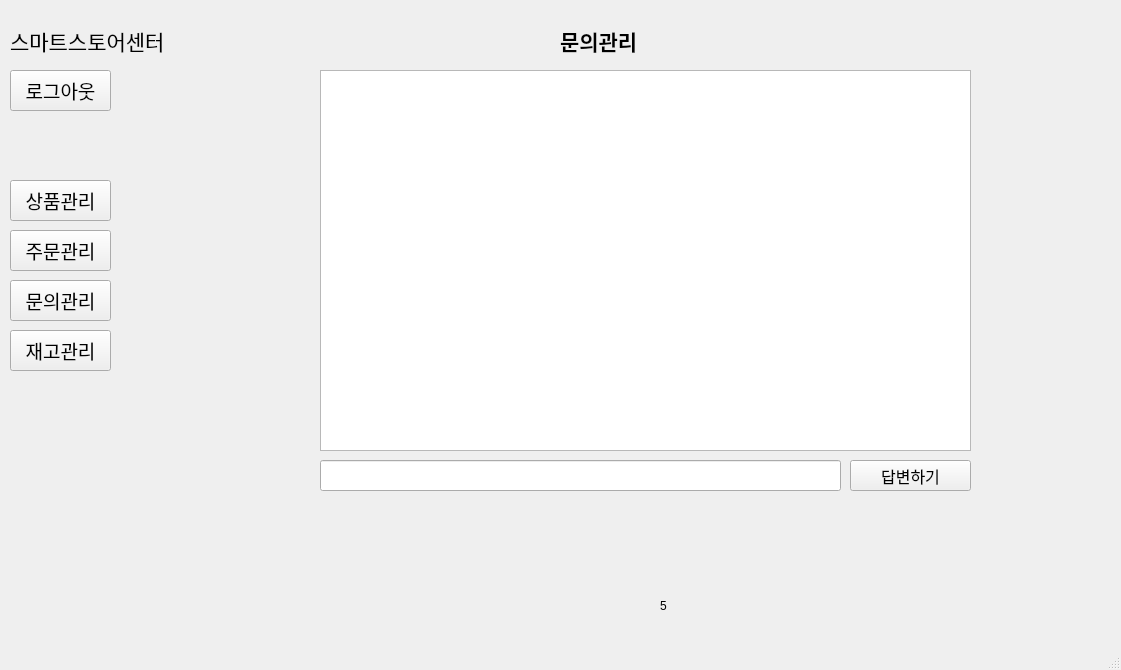
Before: the Qt Designer form store.ui in Meoung-eun/Restaurant, drawn with Qt 5.
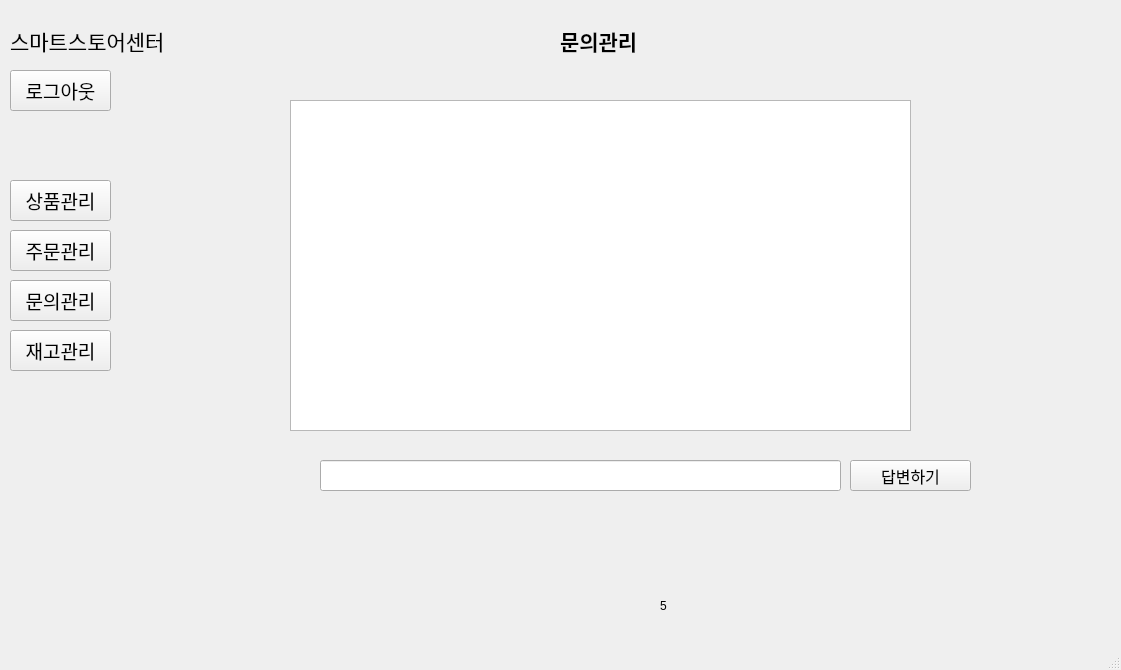
After: the same form once the commit is applied. The open tabs and pages were chosen to show the change. Icons and pictures are not drawn.

Diff of the .ui file:
```diff
--- a/store.ui
+++ b/store.ui
@@ -675,16 +675,6 @@
        <string>5</string>
       </property>
      </widget>
-     <widget class="QTextEdit" name="question_textEdit">
-      <property name="geometry">
-       <rect>
-        <x>190</x>
-        <y>70</y>
-        <width>651</width>
-        <height>381</height>
-       </rect>
-      </property>
-     </widget>
      <widget class="QPushButton" name="answer_btn">
       <property name="geometry">
        <rect>
@@ -735,6 +725,19 @@
        <string>문의관리</string>
       </property>
      </widget>
+     <widget class="QTableWidget" name="inquiry_tableWidget">
+      <property name="geometry">
+       <rect>
+        <x>160</x>
+        <y>100</y>
+        <width>621</width>
+        <height>331</height>
+       </rect>
+      </property>
+      <property name="selectionBehavior">
+       <enum>QAbstractItemView::SelectRows</enum>
+      </property>
+     </widget>
     </widget>
     <widget class="QWidget" name="page_2">
      <widget class="QLabel" name="label_4">
```
Left out of the diff: 2 changed lines with no effect on the pictures.
